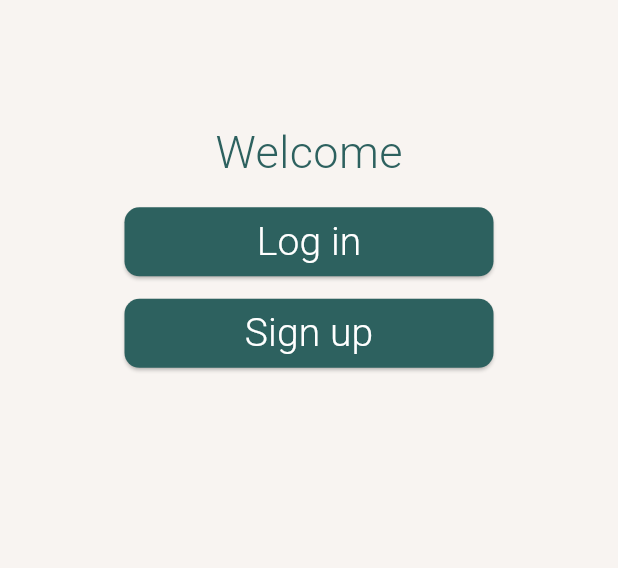
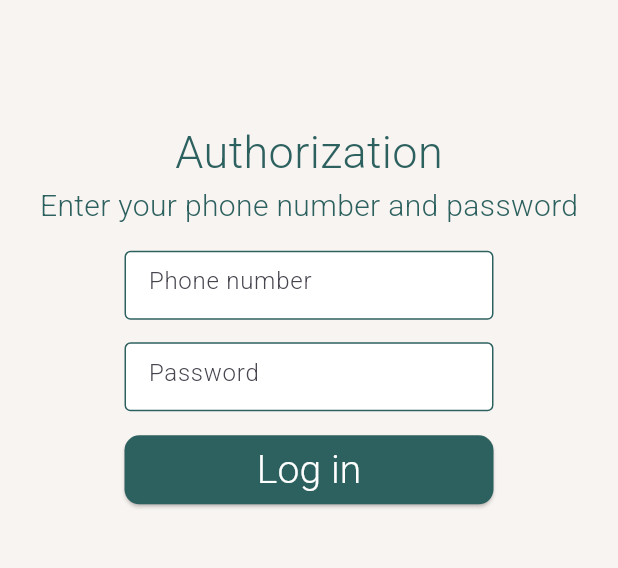
Before and after one commit to karmihkr/Sayohat, a Flutter app: the screen it shows after launch, after a tap on "Log in", on a phone screen of 412 x 824 dp, the part 596-1164 px from its top. Run offline on Flutter 3.47's test engine with Material 3 defaults, Android fonts, the phone set to English and light mode, and no system bars; missing offline and left inert: pattern_formatter.

Commit message:
[new screen] log in

```diff
--- a/frontend/lib/main.dart
+++ b/frontend/lib/main.dart
@@ -6,6 +6,7 @@ import 'package:sayohat/screens/registration-screens/password_screen.dart';
 import 'package:sayohat/screens/tabs-main-screens/main_hub_screen.dart';
 import 'package:sayohat/theme/app_colors.dart';
 import 'package:sayohat/welcome_screen.dart';
+import 'package:sayohat/screens/authorization-screens/phone_passwords_screen.dart';
 
 void main() {
   runApp(const MyApp());
@@ -29,6 +30,7 @@ class MyApp extends StatelessWidget {
         '/VerificationScreen': (context) => const VerificationScreen(),
         '/NameSurnameScreen': (context) => const NameSurnameScreen(),
         '/PasswordScreen': (context) => const PasswordScreen(),
+        '/AuthorizationScreen': (context) => const PhonePasswordsScreen(),
         '/WelcomeHub': (context) => const WelcomeHub(),
       },
     );
--- /dev/null
+++ b/frontend/lib/screens/authorization-screens/phone_passwords_screen.dart
@@ -0,0 +1,216 @@
+import 'package:flutter/material.dart';
+import 'package:sayohat/theme/app_colors.dart';
+import 'package:sayohat/widgets/app_name.dart';
+import 'package:sayohat/widgets/app_logo.dart';
+
+final _phoneTextController = TextEditingController();
+final _passwordTextController = TextEditingController();
+String? userPhone;
+String? userPassword;
+
+class PhonePasswordsScreen extends StatelessWidget {
+  const PhonePasswordsScreen({super.key});
+
+  @override
+  Widget build(BuildContext context) {
+    return Scaffold(
+      backgroundColor: AppColors.backgroundBeige,
+      body: SingleChildScrollView(
+        child: Container(
+          padding: EdgeInsets.only(top: 150),
+          width: double.infinity,
+          child: Column(
+            crossAxisAlignment: CrossAxisAlignment.center,
+            children: [
+              AppName(),
+              AppLogo(),
+              SizedBox(height: 80),
+              _VerificationText(),
+              _PleaseText(),
+              SizedBox(height: 15.0),
+              _NameForm(),
+              SizedBox(height: 15.0),
+              _SurnmaeForm(),
+              SizedBox(height: 15.0),
+              _ConfirmCodeButton(),
+            ],
+          ),
+        ),
+      ),
+    );
+  }
+}
+
+class _VerificationText extends StatelessWidget {
+  @override
+  Widget build(BuildContext context) {
+    return const Text(
+      'Authorization',
+      style: TextStyle(
+        color: AppColors.primaryGreen,
+        fontSize: 30.0,
+        fontFamily: 'Roboto',
+      ),
+    );
+  }
+}
+
+class _PleaseText extends StatelessWidget {
+  @override
+  Widget build(BuildContext context) {
+    return const Text(
+      'Enter your phone number and password',
+      style: TextStyle(
+        color: AppColors.primaryGreen,
+        fontSize: 20.0,
+        fontFamily: 'Roboto',
+      ),
+    );
+  }
+}
+
+class _NameForm extends StatelessWidget {
+  @override
+  Widget build(BuildContext context) {
+    return SizedBox(
+      width: 246.0,
+      height: 46,
+      child: TextField(
+        controller: _phoneTextController,
+        decoration: InputDecoration(
+          focusedBorder: OutlineInputBorder(
+            borderRadius: BorderRadius.all(Radius.circular(4)),
+            borderSide: BorderSide(width: 1, color: AppColors.primaryGreen),
+          ),
+          disabledBorder: OutlineInputBorder(
+            borderRadius: BorderRadius.all(Radius.circular(4)),
+            borderSide: BorderSide(width: 1, color: AppColors.primaryGreen),
+          ),
+          enabledBorder: OutlineInputBorder(
+            borderRadius: BorderRadius.all(Radius.circular(4)),
+            borderSide: BorderSide(width: 1, color: AppColors.primaryGreen),
+          ),
+          border: OutlineInputBorder(
+            borderRadius: BorderRadius.all(Radius.circular(4)),
+            borderSide: BorderSide(width: 1),
+          ),
+          errorBorder: OutlineInputBorder(
+            borderRadius: BorderRadius.all(Radius.circular(4)),
+            borderSide: BorderSide(width: 1, color: AppColors.primaryGreen),
+          ),
+          focusedErrorBorder: OutlineInputBorder(
+            borderRadius: BorderRadius.all(Radius.circular(4)),
+            borderSide: BorderSide(width: 1, color: AppColors.primaryGreen),
+          ),
+          hintText: "Phone number",
+          filled: true,
+          fillColor: Color.fromRGBO(255, 255, 255, 1),
+        ),
+      ),
+    );
+  }
+}
+
+class _SurnmaeForm extends StatelessWidget {
+  @override
+  Widget build(BuildContext context) {
+    return SizedBox(
+      width: 246.0,
+      height: 46,
+      child: TextField(
+        controller: _passwordTextController,
+        decoration: InputDecoration(
+          focusedBorder: OutlineInputBorder(
+            borderRadius: BorderRadius.all(Radius.circular(4)),
+            borderSide: BorderSide(width: 1, color: AppColors.primaryGreen),
+          ),
+          disabledBorder: OutlineInputBorder(
+            borderRadius: BorderRadius.all(Radius.circular(4)),
+            borderSide: BorderSide(width: 1, color: AppColors.primaryGreen),
+          ),
+          enabledBorder: OutlineInputBorder(
+            borderRadius: BorderRadius.all(Radius.circular(4)),
+            borderSide: BorderSide(width: 1, color: AppColors.primaryGreen),
+          ),
+          border: OutlineInputBorder(
+            borderRadius: BorderRadius.all(Radius.circular(4)),
+            borderSide: BorderSide(width: 1),
+          ),
+          errorBorder: OutlineInputBorder(
+            borderRadius: BorderRadius.all(Radius.circular(4)),
+            borderSide: BorderSide(width: 1, color: AppColors.primaryGreen),
+          ),
+          focusedErrorBorder: OutlineInputBorder(
+            borderRadius: BorderRadius.all(Radius.circular(4)),
+            borderSide: BorderSide(width: 1, color: AppColors.primaryGreen),
+          ),
+          hintText: "Password",
+          filled: true,
+          fillColor: Color.fromRGBO(255, 255, 255, 1),
+        ),
+      ),
+    );
+  }
+}
+
+class _ConfirmCodeButton extends StatelessWidget {
+  @override
+  Widget build(BuildContext context) {
+    return ElevatedButton(
+      onPressed: () {
+        userPhone = _phoneTextController.text;
+        userPassword = _passwordTextController.text;
+        if (userPhone == '' ||
+            userPhone == null ||
+            userPassword == '' ||
+            userPassword == null) {
+          final phonePasswordSnackBar = SnackBar(
+            content: Row(
+              mainAxisAlignment: MainAxisAlignment.center,
+              children: [
+                Container(
+                  padding: EdgeInsets.all(8),
+                  height: 40,
+                  decoration: const BoxDecoration(
+                    color: Colors.transparent,
+                    borderRadius: BorderRadius.all(Radius.circular(10)),
+                  ),
+                  child: Text(
+                    'Enter your phone number and password',
+                    style: TextStyle(
+                      fontFamily: 'Roboto',
+                      color: AppColors.primaryGreen,
+                      fontWeight: FontWeight.w900,
+                      fontSize: 17,
+                    ),
+                  ),
+                ),
+              ],
+            ),
+            behavior: SnackBarBehavior.floating,
+            backgroundColor: Colors.transparent,
+            elevation: 0,
+          );
+          ScaffoldMessenger.of(context).showSnackBar(phonePasswordSnackBar);
+        } else {
+          Navigator.pushNamed(context, '/WelcomeHub');
+        }
+      },
+      style: ElevatedButton.styleFrom(
+        minimumSize: Size(246, 46),
+        backgroundColor: AppColors.primaryGreen,
+        shape: const RoundedRectangleBorder(
+          borderRadius: BorderRadius.all(Radius.circular(10)),
+        ),
+      ),
+      child: const Text(
+        style: TextStyle(
+          color: AppColors.primaryWhite,
+          fontSize: 26.0,
+          fontFamily: 'Roboto',
+        ),
+        "Log in",
+      ),
+    );
+  }
+}
--- a/frontend/lib/welcome_screen.dart
+++ b/frontend/lib/welcome_screen.dart
@@ -67,7 +67,7 @@ class _PhoneNumberFormState extends State<_PhoneNumberFormAndButton> {
           height: 46,
           child: ElevatedButton(
             onPressed: () {
-              Navigator.pushNamed(context, '/');
+              Navigator.pushNamed(context, '/AuthorizationScreen');
             },
             style: ElevatedButton.styleFrom(
               minimumSize: Size(246, 46),
```
